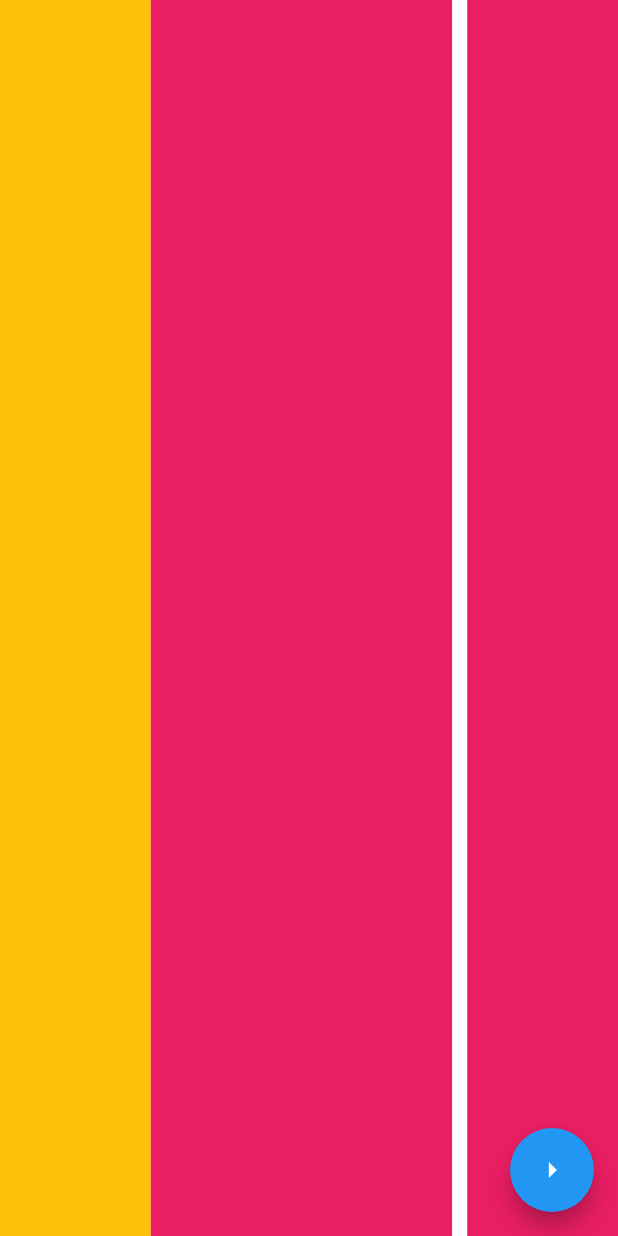
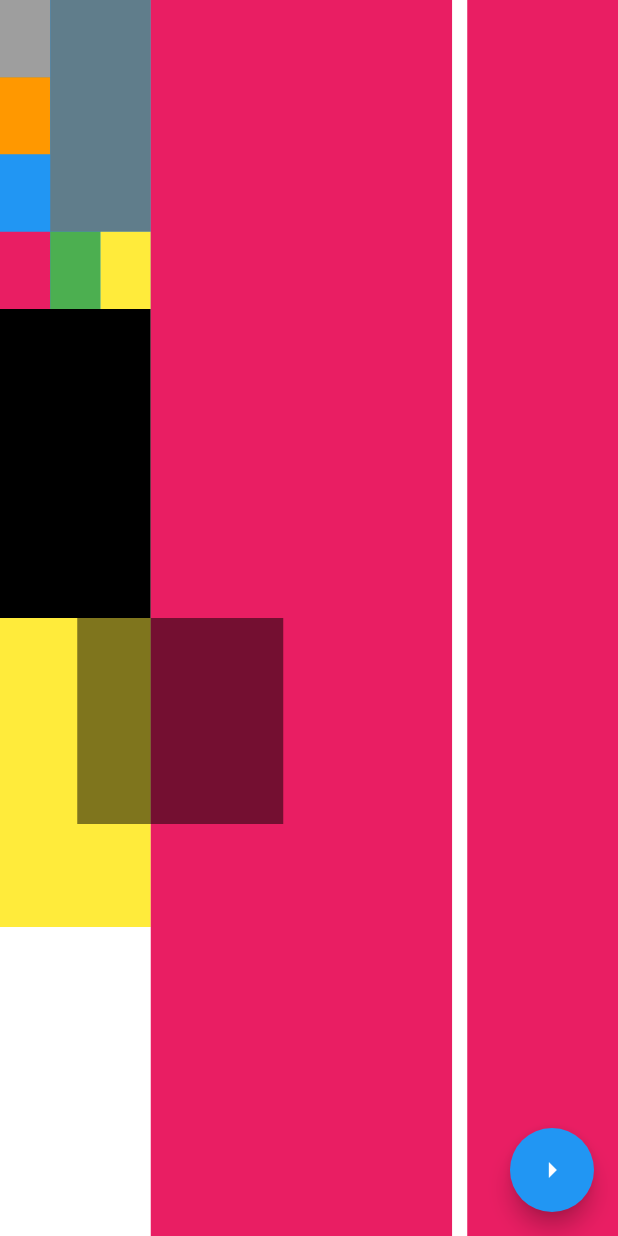
Before and after one commit to sondangcao/newfeed_social_app, a Flutter app: the screen it shows after launch, on a phone screen of 412 x 824 dp. Run offline on Flutter 3.47's test engine with Material 2 defaults, Android fonts, the phone set to English and light mode, and no system bars.

Commit message:
build basic layout day 1

```diff
--- a/social_newfeed_app/lib/main.dart
+++ b/social_newfeed_app/lib/main.dart
@@ -33,19 +33,104 @@ class _MyHomePageState extends State<MyHomePage> {
 
   @override
   Widget build(BuildContext context) {
+    double customWidth = MediaQuery.of(context).size.width;
+    double customHeight = MediaQuery.of(context).size.height;
     return Scaffold(
-        body: Center(
-          child: Row(
+        body: SafeArea(
+            child: Stack(fit: StackFit.expand, children: [
+          Row(
             children: <Widget>[
               Expanded(
                 flex: 1,
                 child: Container(
-                  color: Colors.white,
-                  child: Expanded(
-                    flex: 1,
-                    child: Container(color: Colors.amber),
-                  ),
-                ),
+                    color: Colors.white,
+                    child: Row(
+                      children: [
+                        Expanded(
+                            child: Column(
+                          children: [
+                            Expanded(
+                                flex: 1,
+                                child: Container(
+                                  color: Colors.blue,
+                                  child: Row(
+                                    children: [
+                                      Expanded(
+                                          flex: 1,
+                                          child: Column(
+                                            children: [
+                                              Expanded(
+                                                  flex: 1,
+                                                  child: Container(
+                                                    color: Colors.grey,
+                                                  )),
+                                              Expanded(
+                                                  flex: 1,
+                                                  child: Container(
+                                                    color: Colors.orange,
+                                                  )),
+                                              Expanded(
+                                                  flex: 1,
+                                                  child: Container(
+                                                    color: Colors.blue,
+                                                    width: 100,
+                                                  )),
+                                              Expanded(
+                                                  flex: 1,
+                                                  child: Container(
+                                                    color: Colors.pink,
+                                                    width: 100,
+                                                  )),
+                                              Row(
+                                                children: [
+                                                  Container(
+                                                      color: Colors.black26),
+                                                ],
+                                              )
+                                            ],
+                                          )),
+                                      Expanded(
+                                          flex: 2,
+                                          child: Column(
+                                            children: [
+                                              Expanded(
+                                                flex: 3,
+                                                child: Container(
+                                                    color: Colors.blueGrey),
+                                              ),
+                                              Expanded(
+                                                flex: 1,
+                                                child: Row(
+                                                  children: [
+                                                    Expanded(
+                                                        flex: 1,
+                                                        child: Container(
+                                                            color:
+                                                                Colors.green)),
+                                                    Expanded(
+                                                        flex: 1,
+                                                        child: Container(
+                                                            color:
+                                                                Colors.yellow))
+                                                  ],
+                                                ),
+                                              )
+                                            ],
+                                          ))
+                                    ],
+                                  ),
+                                )),
+                            Expanded(
+                                flex: 1, child: Container(color: Colors.black)),
+                            Expanded(
+                                flex: 1,
+                                child: Container(color: Colors.yellow)),
+                            Expanded(
+                                flex: 1, child: Container(color: Colors.white)),
+                          ],
+                        ))
+                      ],
+                    )),
               ),
               Expanded(
                 flex: 2,
@@ -65,7 +150,17 @@ class _MyHomePageState extends State<MyHomePage> {
               ),
             ],
           ),
-        ),
+          Positioned(
+              left: customWidth / 8,
+              top: customHeight / 2,
+              child: Container(
+                width: customWidth / 3,
+                height: customHeight / 6,
+                decoration: BoxDecoration(
+                  color: Colors.black.withOpacity(0.5),
+                ),
+              ))
+        ])),
         floatingActionButton: FloatingActionButton(
           onPressed: () {},
           child: const Icon(Icons.arrow_right),
```
